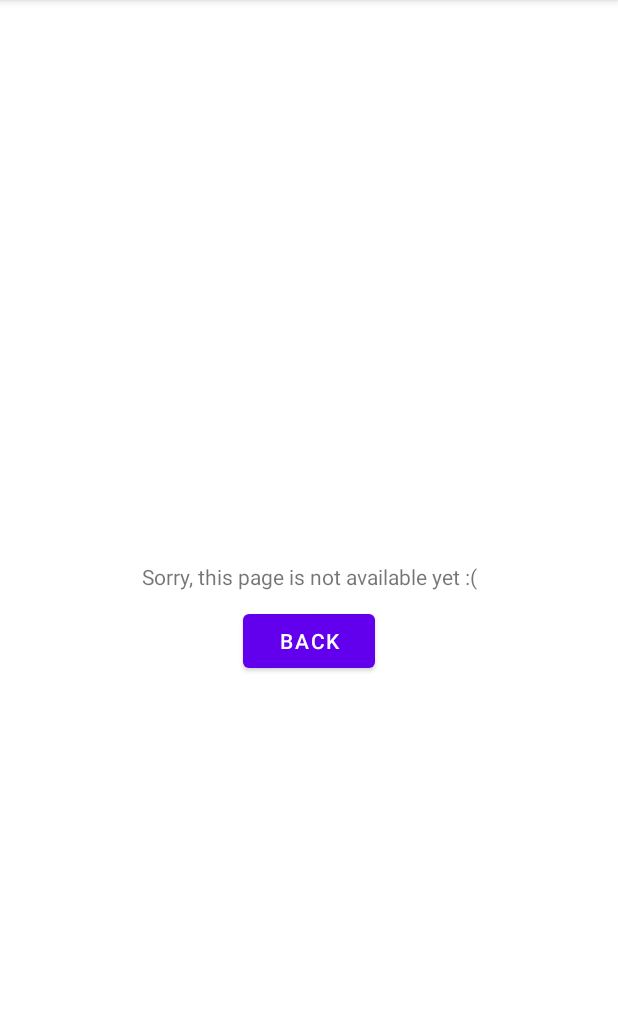
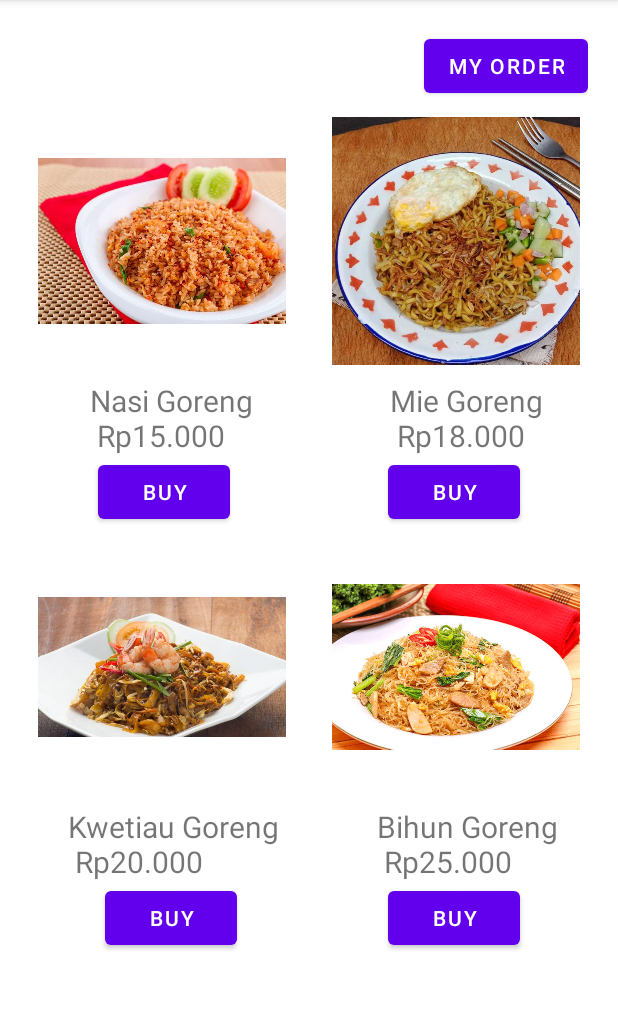
Before and after one commit to LaurensiusVincentRohandy/MOBI6059-MobileProgramming, an Android app: the screen it shows after launch (FoodActivity before the commit, FoodsActivity after it), after a tap on "FOODS", on a phone screen of 412 x 824 dp, the part 84-1094 px from its top. Run offline under Robolectric (Android 15) with nearby library versions, the phone set to English and light mode, and no system bars.

Commit message:
Add Foods

```diff
--- a/BinusEzyFoody/app/src/main/AndroidManifest.xml
+++ b/BinusEzyFoody/app/src/main/AndroidManifest.xml
@@ -13,7 +13,7 @@
         <activity android:name=".MyOrderActivity" />
         <activity android:name=".OrderActivity" />
         <activity android:name=".TopUpActivity" />
-        <activity android:name=".FoodActivity" />
+        <activity android:name=".FoodsActivity" />
         <activity android:name=".SnacksActivity" />
         <activity android:name=".DrinksActivity" />
         <activity android:name=".MainActivity">
--- a/BinusEzyFoody/app/src/main/java/com/example/binusezyfoody/FoodActivity.java
+++ /dev/null
@@ -1,20 +0,0 @@
-package com.example.binusezyfoody;
-
-import androidx.appcompat.app.AppCompatActivity;
-
-import android.content.Intent;
-import android.os.Bundle;
-import android.view.View;
-
-public class FoodActivity extends AppCompatActivity {
-
-    @Override
-    protected void onCreate(Bundle savedInstanceState) {
-        super.onCreate(savedInstanceState);
-        setContentView(R.layout.activity_food);
-    }
-    public void onClickBackButton(View view) {
-        Intent intent = new Intent(this, MainActivity.class);
-        startActivity(intent);
-    }
-}
--- /dev/null
+++ b/BinusEzyFoody/app/src/main/java/com/example/binusezyfoody/Foods.java
@@ -0,0 +1,38 @@
+package com.example.binusezyfoody;
+
+public class Foods {
+    String name;
+    int price, qty, stock;
+
+    public String getName() {
+        return name;
+    }
+
+    public void setName(String name) {
+        this.name = name;
+    }
+
+    public int getPrice() {
+        return price;
+    }
+
+    public void setPrice(int price) {
+        this.price = price;
+    }
+
+    public int getQty() {
+        return qty;
+    }
+
+    public void setQty(int qty) {
+        this.qty = qty;
+    }
+
+    public int getStock() {
+        return stock;
+    }
+
+    public void setStock(int stock) {
+        this.stock = stock;
+    }
+}
--- /dev/null
+++ b/BinusEzyFoody/app/src/main/java/com/example/binusezyfoody/FoodsActivity.java
@@ -0,0 +1,49 @@
+package com.example.binusezyfoody;
+
+import androidx.appcompat.app.AppCompatActivity;
+
+import android.content.Intent;
+import android.os.Bundle;
+import android.view.View;
+
+public class FoodsActivity extends AppCompatActivity {
+
+    @Override
+    protected void onCreate(Bundle savedInstanceState) {
+        super.onCreate(savedInstanceState);
+        setContentView(R.layout.activity_foods);
+    }
+
+    public void onClickBuyNasGor(View view) {
+        Intent intent = new Intent(this, OrderActivity.class);
+        String order = "Nasi Goreng\n Rp15.000";
+        intent.putExtra(OrderActivity.EXTRA_MESSAGE, order);
+        startActivity(intent);
+    }
+
+    public void onClickBuyMie(View view) {
+        Intent intent = new Intent(this, OrderActivity.class);
+        String order = "Mie Goreng\n Rp18.000";
+        intent.putExtra(OrderActivity.EXTRA_MESSAGE, order);
+        startActivity(intent);
+    }
+
+    public void onClickBuyKwetiau(View view) {
+        Intent intent = new Intent(this, OrderActivity.class);
+        String order = "Kwetiau Goreng\n Rp20.000";
+        intent.putExtra(OrderActivity.EXTRA_MESSAGE, order);
+        startActivity(intent);
+    }
+
+    public void onClickBuyBihun(View view) {
+        Intent intent = new Intent(this, OrderActivity.class);
+        String order = "Bihun Goreng\n Rp25.000";
+        intent.putExtra(OrderActivity.EXTRA_MESSAGE, order);
+        startActivity(intent);
+    }
+
+    public void onClickMyOrder(View view) {
+        Intent intent = new Intent(this, MyOrderActivity.class);
+        startActivity(intent);
+    }
+}
--- a/BinusEzyFoody/app/src/main/java/com/example/binusezyfoody/MainActivity.java
+++ b/BinusEzyFoody/app/src/main/java/com/example/binusezyfoody/MainActivity.java
@@ -5,7 +5,6 @@ import androidx.appcompat.app.AppCompatActivity;
 import android.content.Intent;
 import android.os.Bundle;
 import android.view.View;
-import android.widget.EditText;
 
 public class MainActivity extends AppCompatActivity {
 
@@ -26,7 +25,7 @@ public class MainActivity extends AppCompatActivity {
     }
 
     public void onClickFoodsButton(View view) {
-        Intent intent = new Intent(this, FoodActivity.class);
+        Intent intent = new Intent(this, FoodsActivity.class);
         startActivity(intent);
     }
 
--- a/BinusEzyFoody/app/src/main/res/layout/activity_food.xml
+++ /dev/null
@@ -1,31 +0,0 @@
-<?xml version="1.0" encoding="utf-8"?>
-<androidx.constraintlayout.widget.ConstraintLayout xmlns:android="http://schemas.android.com/apk/res/android"
-    xmlns:app="http://schemas.android.com/apk/res-auto"
-    xmlns:tools="http://schemas.android.com/tools"
-    android:layout_width="match_parent"
-    android:layout_height="match_parent"
-    tools:context=".FoodActivity">
-
-    <TextView
-        android:layout_width="wrap_content"
-        android:layout_height="wrap_content"
-        android:text="@string/error"
-        app:layout_constraintBottom_toBottomOf="parent"
-        app:layout_constraintLeft_toLeftOf="parent"
-        app:layout_constraintRight_toRightOf="parent"
-        app:layout_constraintTop_toTopOf="parent" />
-
-    <Button
-        android:id="@+id/backButton"
-        android:layout_width="wrap_content"
-        android:layout_height="wrap_content"
-        android:onClick="onClickBackButton"
-        android:text="@string/back"
-        app:layout_constraintBottom_toBottomOf="parent"
-        app:layout_constraintLeft_toLeftOf="parent"
-        app:layout_constraintRight_toRightOf="parent"
-        app:layout_constraintTop_toTopOf="parent"
-        app:layout_constraintHorizontal_bias="0.5"
-        app:layout_constraintVertical_bias="0.56" />
-
-</androidx.constraintlayout.widget.ConstraintLayout>
--- /dev/null
+++ b/BinusEzyFoody/app/src/main/res/layout/activity_foods.xml
@@ -0,0 +1,125 @@
+<?xml version="1.0" encoding="utf-8"?>
+<GridLayout xmlns:android="http://schemas.android.com/apk/res/android"
+    xmlns:tools="http://schemas.android.com/tools"
+    android:layout_width="match_parent"
+    android:layout_height="match_parent"
+    android:padding="20dp"
+    android:columnCount="2"
+    tools:context=".FoodsActivity">
+
+    //MyOrder
+    <Button
+        android:layout_width="wrap_content"
+        android:layout_height="wrap_content"
+        android:layout_row="0"
+        android:layout_column="1"
+        android:layout_gravity="right"
+        android:onClick="onClickMyOrder"
+        android:text="@string/myOrder"/>
+
+    //Nasi Goreng
+    <ImageView
+        android:layout_width="165dp"
+        android:layout_height="185dp"
+        android:layout_row="1"
+        android:layout_column="0"
+        android:layout_marginStart="5dp"
+        android:src="@drawable/gbr_nasgor" />
+    <TextView
+        android:layout_width="wrap_content"
+        android:layout_height="wrap_content"
+        android:layout_row="2"
+        android:layout_column="0"
+        android:layout_marginStart="40dp"
+        android:text="Nasi Goreng\n Rp15.000"
+        android:textSize="20sp" />
+    <Button
+        android:layout_width="wrap_content"
+        android:layout_height="wrap_content"
+        android:layout_row="3"
+        android:layout_column="0"
+        android:layout_marginStart="45dp"
+        android:onClick="onClickBuyNasGor"
+        android:text="@string/buy" />
+
+    //Mie Goreng
+    <ImageView
+        android:layout_width="165dp"
+        android:layout_height="185dp"
+        android:layout_row="1"
+        android:layout_column="1"
+        android:layout_gravity="end"
+        android:layout_marginEnd="5dp"
+        android:src="@drawable/gbr_mie" />
+    <TextView
+        android:layout_width="wrap_content"
+        android:layout_height="wrap_content"
+        android:layout_row="2"
+        android:layout_column="1"
+        android:layout_gravity="end"
+        android:layout_marginEnd="30dp"
+        android:text="Mie Goreng\n Rp18.000"
+        android:textSize="20sp" />
+    <Button
+        android:layout_width="wrap_content"
+        android:layout_height="wrap_content"
+        android:layout_row="3"
+        android:layout_column="1"
+        android:layout_gravity="end"
+        android:layout_marginEnd="45dp"
+        android:onClick="onClickBuyMie"
+        android:text="@string/buy" />
+
+    //Kwetiau Goreng
+    <ImageView
+        android:layout_width="165dp"
+        android:layout_height="185dp"
+        android:layout_row="4"
+        android:layout_column="0"
+        android:layout_marginStart="5dp"
+        android:src="@drawable/gbr_kwetiau" />
+    <TextView
+        android:layout_width="wrap_content"
+        android:layout_height="wrap_content"
+        android:layout_row="5"
+        android:layout_column="0"
+        android:layout_marginStart="25dp"
+        android:text="Kwetiau Goreng\n Rp20.000"
+        android:textSize="20sp" />
+    <Button
+        android:layout_width="wrap_content"
+        android:layout_height="wrap_content"
+        android:layout_row="6"
+        android:layout_column="0"
+        android:layout_marginStart="50dp"
+        android:onClick="onClickBuyKwetiau"
+        android:text="@string/buy" />
+
+    //Bihun Goreng
+    <ImageView
+        android:layout_width="165dp"
+        android:layout_height="185dp"
+        android:layout_row="4"
+        android:layout_column="1"
+        android:layout_gravity="end"
+        android:layout_marginEnd="5dp"
+        android:src="@drawable/gbr_bihun" />
+    <TextView
+        android:layout_width="wrap_content"
+        android:layout_height="wrap_content"
+        android:layout_row="5"
+        android:layout_column="1"
+        android:layout_gravity="end"
+        android:layout_marginEnd="20dp"
+        android:text="Bihun Goreng\n Rp25.000"
+        android:textSize="20sp" />
+    <Button
+        android:layout_width="wrap_content"
+        android:layout_height="wrap_content"
+        android:layout_row="6"
+        android:layout_column="1"
+        android:layout_gravity="end"
+        android:layout_marginEnd="45dp"
+        android:onClick="onClickBuyBihun"
+        android:text="@string/buy" />
+</GridLayout>
```
Also changed, not shown: BinusEzyFoody/app/src/main/res/drawable/gbr_bihun.jpg (added), BinusEzyFoody/app/src/main/res/drawable/gbr_kwetiau.jpg (added), BinusEzyFoody/app/src/main/res/drawable/gbr_mie.jpg (added), BinusEzyFoody/app/src/main/res/drawable/gbr_nasgor.jpg (added).
